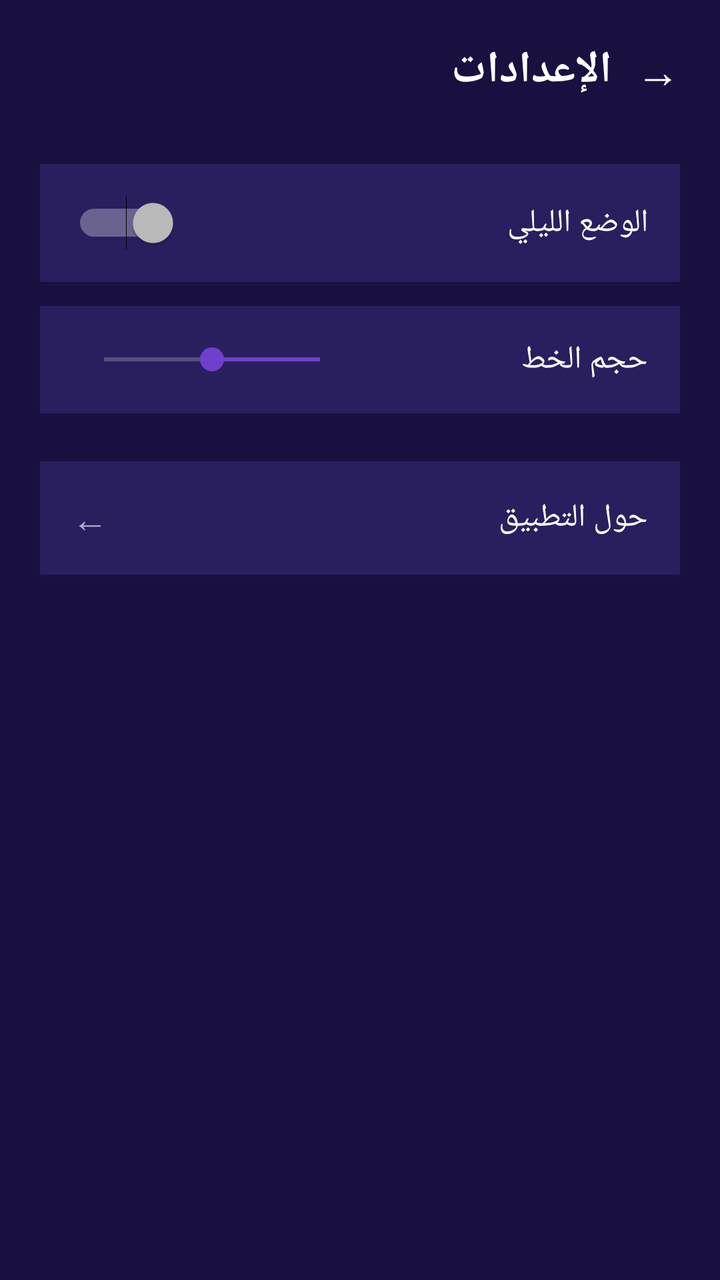
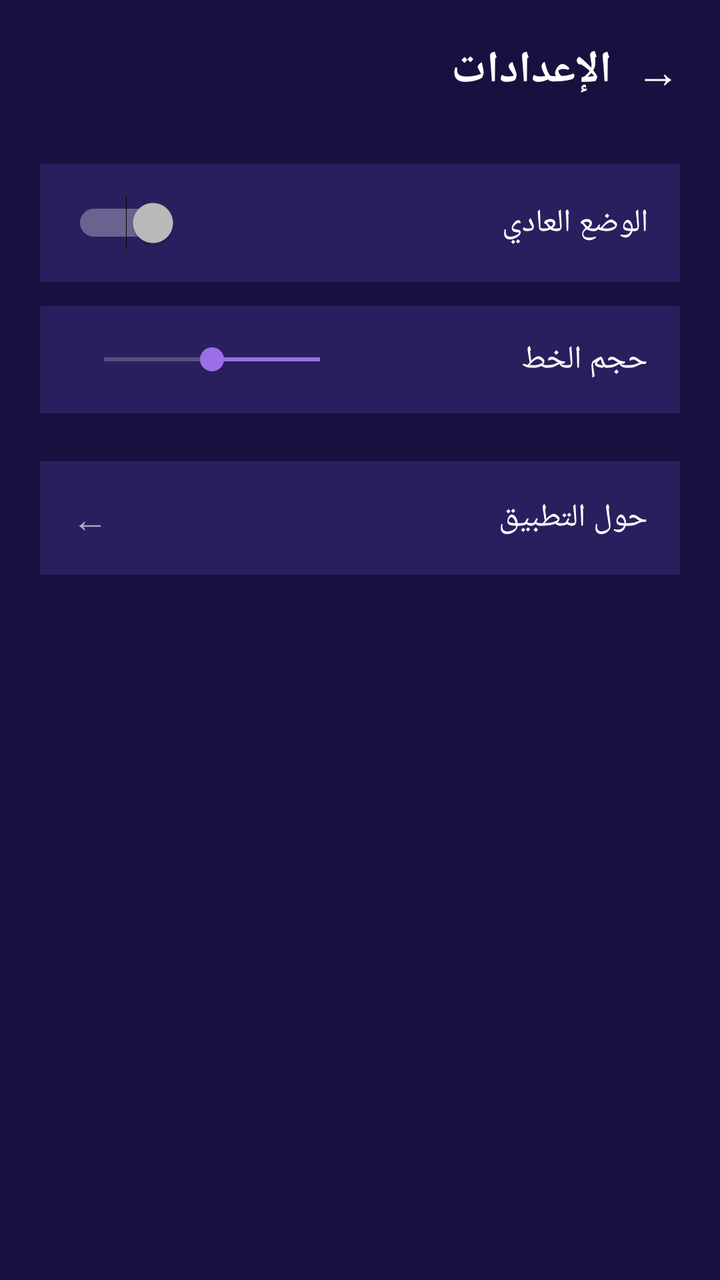

Before-and-after screenshots of an Android layout around one commit, followed by the original layout XML and the change that was made.
<!-- AndroidManifest.xml: application theme Theme.HifzApp -->
<!-- res/layout/activity_settings.xml -->
<?xml version="1.0" encoding="utf-8"?>
<LinearLayout xmlns:android="http://schemas.android.com/apk/res/android"
    android:layout_width="match_parent"
    android:layout_height="match_parent"
    android:orientation="vertical"
    android:background="#1A1040"
    android:padding="20dp">

    
    <LinearLayout
        android:layout_width="match_parent"
        android:layout_height="wrap_content"
        android:orientation="horizontal"
        android:gravity="center_vertical"
        android:layout_marginBottom="32dp">

        <TextView
            android:id="@+id/tvSettingsBack"
            android:layout_width="wrap_content"
            android:layout_height="wrap_content"
            android:text="→"
            android:textSize="22sp"
            android:textColor="#FFFFFF"
            android:paddingEnd="12dp" />

        <TextView
            android:layout_width="wrap_content"
            android:layout_height="wrap_content"
            android:text="الإعدادات"
            android:textSize="22sp"
            android:textColor="#FFFFFF"
            android:textStyle="bold" />

    </LinearLayout>

    
    <LinearLayout
        android:layout_width="match_parent"
        android:layout_height="wrap_content"
        android:orientation="horizontal"
        android:gravity="center_vertical"
        android:background="#2A1F5E"
        android:padding="16dp"
        android:layout_marginBottom="12dp">

        <TextView
            android:layout_width="0dp"
            android:layout_height="wrap_content"
            android:layout_weight="1"
            android:text="الوضع الليلي"
            android:textColor="#FFFFFF"
            android:textSize="16sp" />

        <Switch
            android:id="@+id/switchDarkMode"
            android:layout_width="wrap_content"
            android:layout_height="wrap_content" />

    </LinearLayout>

    
    <LinearLayout
        android:layout_width="match_parent"
        android:layout_height="wrap_content"
        android:orientation="horizontal"
        android:gravity="center_vertical"
        android:background="#2A1F5E"
        android:padding="16dp"
        android:layout_marginBottom="12dp">

        <TextView
            android:layout_width="0dp"
            android:layout_height="wrap_content"
            android:layout_weight="1"
            android:text="حجم الخط"
            android:textColor="#FFFFFF"
            android:textSize="16sp" />

        <SeekBar
            android:id="@+id/seekFontSize"
            android:layout_width="140dp"
            android:layout_height="wrap_content"
            android:max="4"
            android:progress="2" />

    </LinearLayout>

    
    <LinearLayout
        android:id="@+id/layoutAbout"
        android:layout_width="match_parent"
        android:layout_height="wrap_content"
        android:orientation="horizontal"
        android:gravity="center_vertical"
        android:background="#2A1F5E"
        android:padding="16dp"
        android:layout_marginTop="12dp">

        <TextView
            android:id="@+id/tvAboutLink"
            android:layout_width="0dp"
            android:layout_height="wrap_content"
            android:layout_weight="1"
            android:text="حول التطبيق"
            android:textColor="#FFFFFF"
            android:textSize="16sp" />

        <TextView
            android:layout_width="wrap_content"
            android:layout_height="wrap_content"
            android:text="←"
            android:textColor="#AAAACC"
            android:textSize="18sp" />

    </LinearLayout>

</LinearLayout>
<!-- resources referenced by this layout -->
<resources>
  <style name="Theme.HifzApp" parent="Theme.MaterialComponents.NoActionBar">
          <item name="colorPrimary">@color/yellow_main</item>
          <item name="colorPrimaryDark">@color/bg_dark</item>
          <item name="colorAccent">@color/purple_main</item>
          <item name="android:windowBackground">@color/bg_dark</item>
          <item name="android:statusBarColor">@color/bg_dark</item>
          <item name="android:navigationBarColor">@color/nav_bar_bg</item>
          <item name="android:layoutDirection">rtl</item>
          <item name="android:supportsRtl">true</item>
      </style>
  <color name="yellow_main">#F5C428</color>
  <color name="bg_dark">#09092B</color>
  <color name="purple_main">#7040CC</color>
  <color name="nav_bar_bg">#0D0D35</color>
</resources>

<!-- the commit's change to res/layout/activity_settings.xml (unified diff, before → after) -->
@@ -47,7 +47,7 @@
             android:layout_width="0dp"
             android:layout_height="wrap_content"
             android:layout_weight="1"
-            android:text="الوضع الليلي"
+            android:text="الوضع العادي"
             android:textColor="#FFFFFF"
             android:textSize="16sp" />
 
<!-- resource entries referenced after the edit -->
@@ -10,9 +10,9 @@
           <item name="android:layoutDirection">rtl</item>
           <item name="android:supportsRtl">true</item>
       </style>
-  <color name="yellow_main">#F5C428</color>
-  <color name="bg_dark">#09092B</color>
-  <color name="purple_main">#7040CC</color>
-  <color name="nav_bar_bg">#0D0D35</color>
+  <color name="yellow_main">#C8960A</color>
+  <color name="bg_dark">#F5F0FF</color>
+  <color name="purple_main">#9B6FE8</color>
+  <color name="nav_bar_bg">#EDE5FF</color>
 </resources>
 
